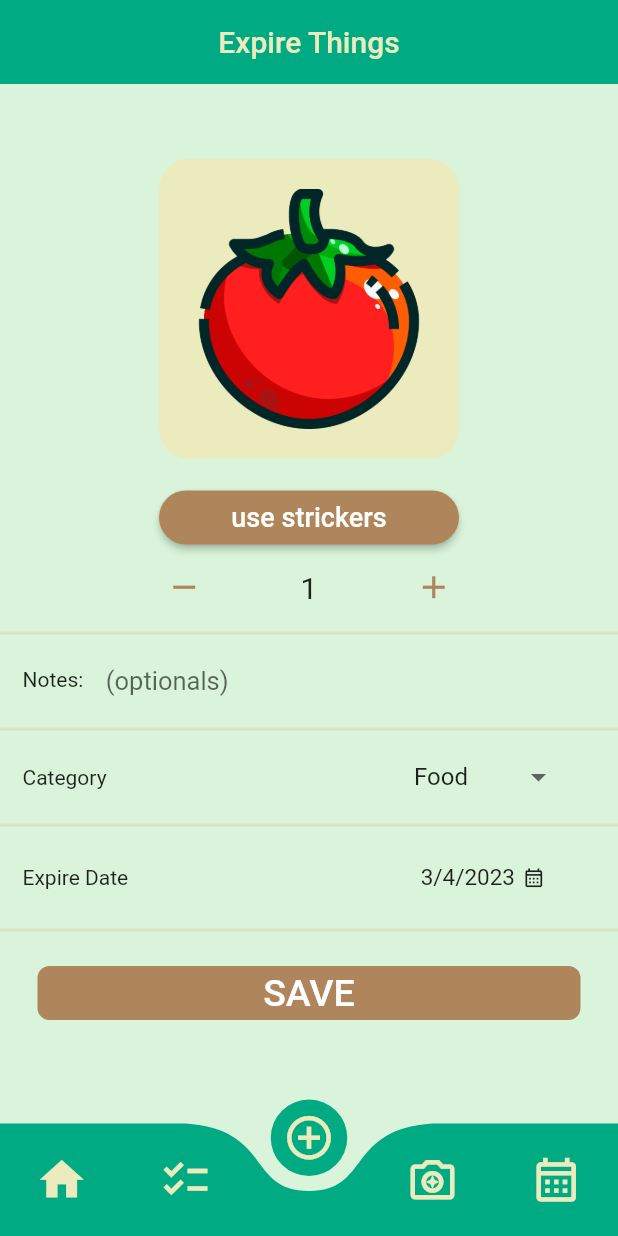
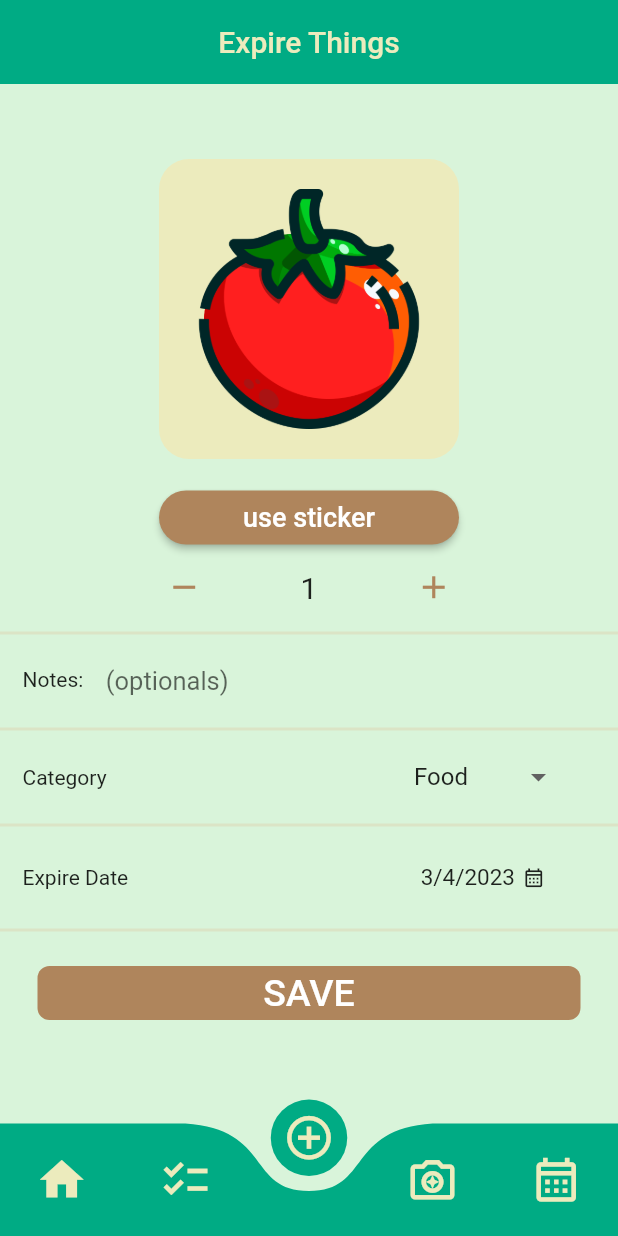
Before and after one commit to ongdulyawat/expire-things, a Flutter app: the screen it shows after launch, item 3 of the bottom bar chosen, on a phone screen of 412 x 824 dp. Run offline on Flutter 3.47's test engine with Material 2 defaults, Android fonts, the phone set to English and light mode, and no system bars; drawn by our look-alikes of curved_navigation_bar; our stand-ins replace flutter_slidable, get, hive, hive_flutter, image_picker, syncfusion_flutter_calendar; accounts and stored records are empty.

Commit message:
[fixed]: spell checked

```diff
--- a/lib/screens/add_product/widgets/add_product_header.dart
+++ b/lib/screens/add_product/widgets/add_product_header.dart
@@ -94,8 +94,7 @@ class _AddProductHeaderState extends State<AddProductHeader> {
                   borderRadius: BorderRadius.circular(30.0),
                 ),
               ),
-              child:
-                  const Text('use strickers', style: TextStyle(fontSize: 18))),
+              child: const Text('use sticker', style: TextStyle(fontSize: 18))),
         ),
         SizedBox(height: 10),
         Row(
```
